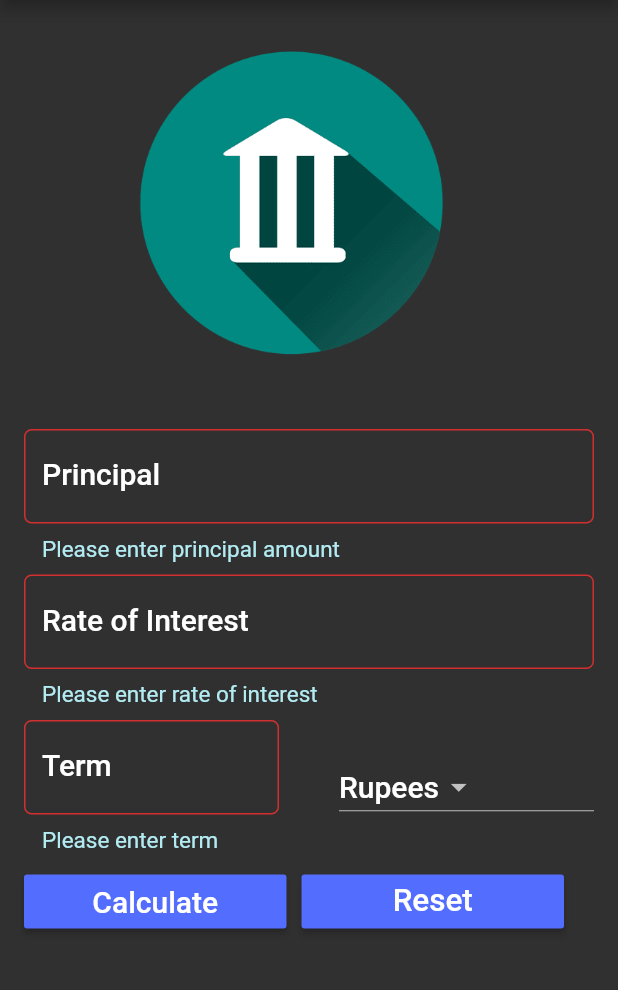
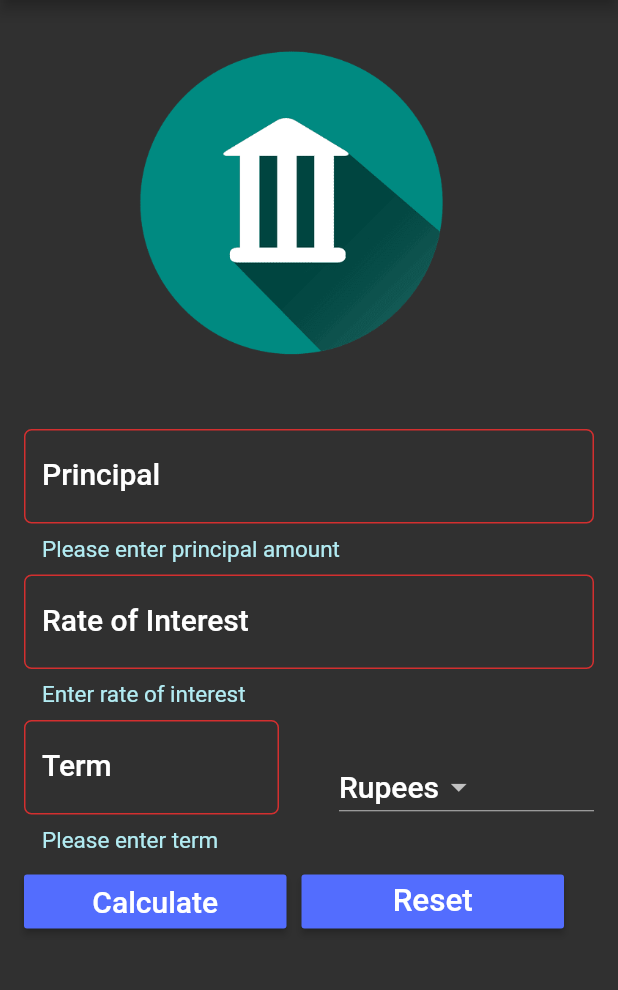
Before and after one commit to Ritikag2906/Simple-Interest-Calculator, a Flutter app: the screen it shows after launch, after a tap on "Calculate", on a phone screen of 412 x 824 dp, the part 84-1074 px from its top. Run offline on Flutter 3.47's test engine with Material 2 defaults, Android fonts, the phone set to English and light mode, and no system bars.

Commit message:
Language change

```diff
--- a/lib/main.dart
+++ b/lib/main.dart
@@ -92,7 +92,7 @@ class _SIFormState extends State<SIForm> {
                       controller: roiController,
                       validator: (String value) {
                         if (value.isEmpty) {
-                          return 'Please enter rate of interest';
+                          return 'Enter rate of interest';
                         }
                       },
                       decoration: InputDecoration(
```
